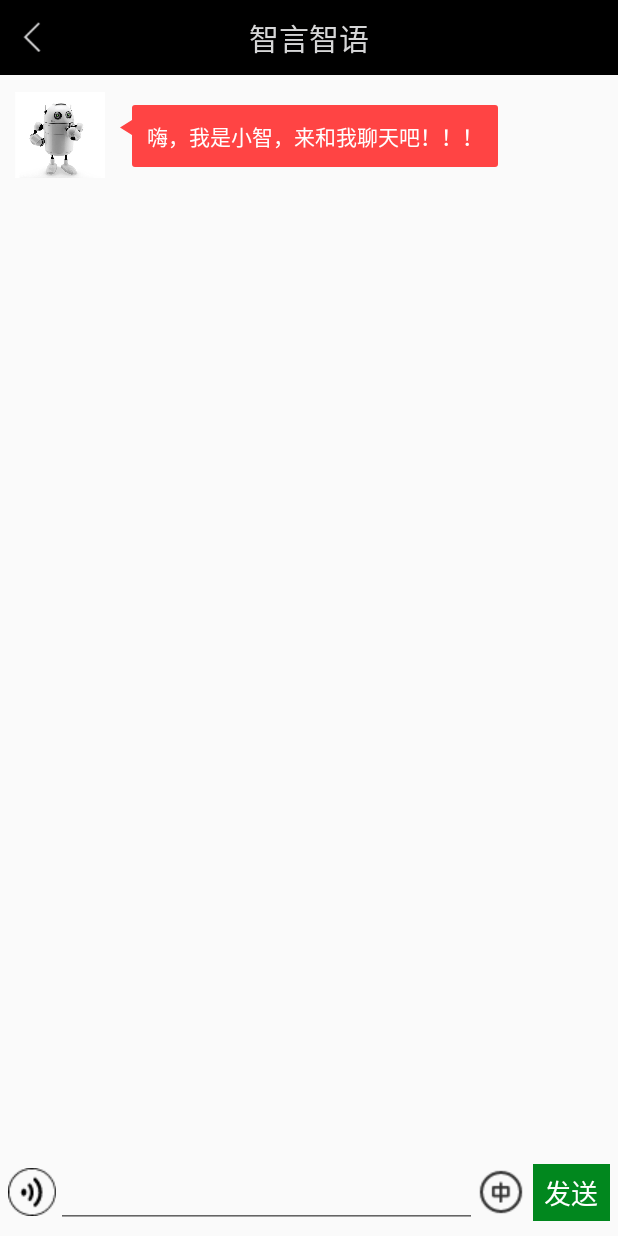
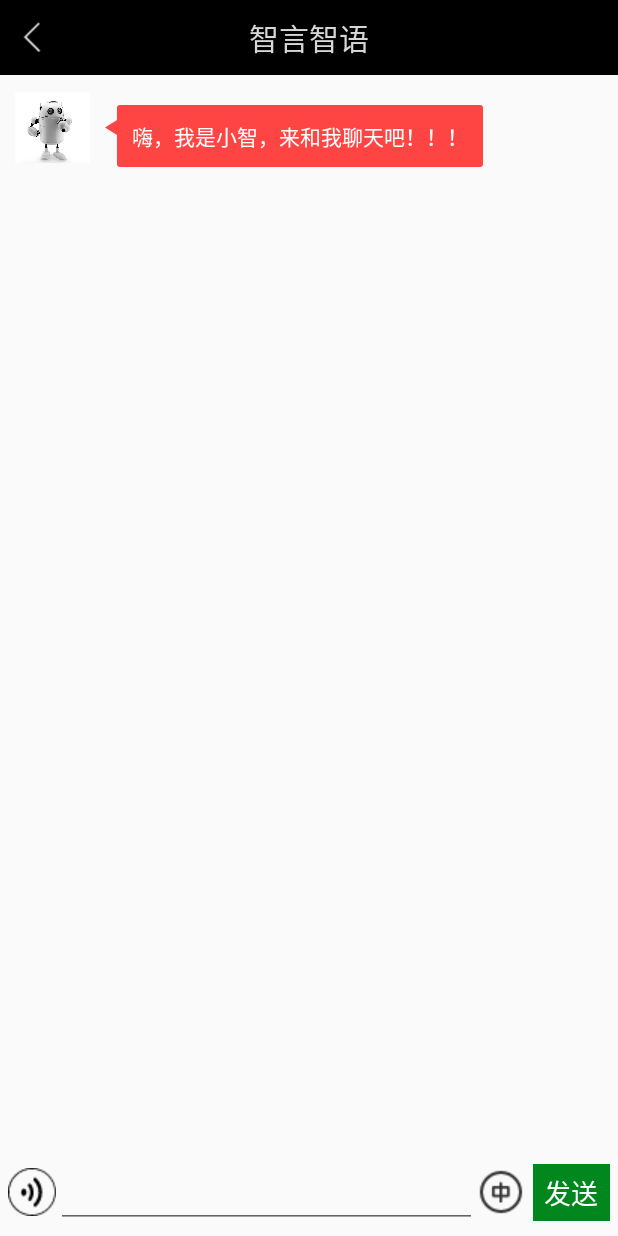
Before and after one commit to jakera123/SmartChat, an Android app: the MainActivity screen opened directly, with no data from a screen before it, after a tap on "我叫小智", on a phone screen of 412 x 824 dp. Run offline under Robolectric (Android 15) with nearby library versions, the light colour scheme and no system bars; our stand-ins replace CircleImageView; libraries missing offline, so code that uses them is left out: cn.jpush.im; 11 statements that could not run were skipped.

Commit message:
添加语音发送及接收功能

```diff
--- a/app/build.gradle
+++ b/app/build.gradle
@@ -4,7 +4,7 @@ android {
     compileSdkVersion 26
     defaultConfig {
         applicationId "com.example.jakera.smartchat"
-        minSdkVersion 24
+        minSdkVersion 22
         targetSdkVersion 26
         versionCode 1
         versionName "1.0"
--- a/app/src/main/java/com/example/jakera/smartchat/Activity/ChatActivity.java
+++ b/app/src/main/java/com/example/jakera/smartchat/Activity/ChatActivity.java
@@ -5,6 +5,7 @@ import android.content.Intent;
 import android.graphics.Bitmap;
 import android.graphics.BitmapFactory;
 import android.graphics.Color;
+import android.media.MediaPlayer;
 import android.os.Bundle;
 import android.support.annotation.Nullable;
 import android.support.v7.app.AppCompatActivity;
@@ -43,6 +44,7 @@ import com.youdao.sdk.ydtranslate.TranslateErrorCode;
 import com.youdao.sdk.ydtranslate.TranslateListener;
 
 import java.io.File;
+import java.io.FileNotFoundException;
 import java.io.IOException;
 import java.util.ArrayList;
 import java.util.List;
@@ -80,6 +82,7 @@ public class ChatActivity extends AppCompatActivity implements Callback, ItemCli
     private String TAG="ChatActivity";
 
     private RecyclerView recyclerView;
+    //防止在不同线程
     private List<BaseMessageEntry> datas;
     private ChatRecyclerViewAdapter adapter;
 
@@ -141,6 +144,21 @@ public class ChatActivity extends AppCompatActivity implements Callback, ItemCli
                 Log.i(TAG,filePath);
                 voiceMessageEntry.setUserName(JMessageClient.getMyInfo().getUserName());
                 voiceMessageEntry.setViewType(BaseMessageEntry.SENDMESSAGE);
+                try {
+                    Message voiceMessage = JMessageClient.createSingleVoiceMessage(friendUsername, null, new File(filePath), (int) seconds);
+                    voiceMessage.setOnSendCompleteCallback(new BasicCallback() {
+                        @Override
+                        public void gotResult(int i, String s) {
+                            if (i == 0) {
+                                Log.i(TAG, "发送语音成功");
+                            }
+                        }
+                    });
+                    JMessageClient.sendMessage(voiceMessage);
+
+                } catch (FileNotFoundException e) {
+                    e.printStackTrace();
+                }
                 datas.add(voiceMessageEntry);
                 adapter.notifyDataSetChanged();
                 recyclerView.scrollToPosition(datas.size()-1);
@@ -361,7 +379,7 @@ public class ChatActivity extends AppCompatActivity implements Callback, ItemCli
 
     //不同的Event接收不用的实体对象,同时在线
     public void onEvent(MessageEvent event) {
-        Message msg = event.getMessage();
+        final Message msg = event.getMessage();
         UserInfo freind = msg.getFromUser();
         String username_receiver = freind.getUserName();
         Log.i(TAG, "onEvent:接到事件");
@@ -400,9 +418,23 @@ public class ChatActivity extends AppCompatActivity implements Callback, ItemCli
                 break;
             case voice:
                 //处理语音消息
+//                voiceContent.getLocalPath();//语音文件本地地址
+//                voiceContent.getDuration();//语音文件时长
                 VoiceContent voiceContent = (VoiceContent) msg.getContent();
-                voiceContent.getLocalPath();//语音文件本地地址
-                voiceContent.getDuration();//语音文件时长
+                final VoiceMessageEntry voiceMessageEntry = new VoiceMessageEntry(voiceContent.getDuration(), voiceContent.getLocalPath());
+                Log.i(TAG, voiceContent.getLocalPath());
+                voiceMessageEntry.setUserName(friendUsername);
+                voiceMessageEntry.setViewType(BaseMessageEntry.RECEIVEMESSAGE);
+                runOnUiThread(new Runnable() {
+                    @Override
+                    public void run() {
+
+
+                        datas.add(voiceMessageEntry);
+                        adapter.notifyDataSetChanged();
+                        recyclerView.scrollToPosition(datas.size() - 1);
+                    }
+                });
                 break;
             case custom:
                 //处理自定义消息
--- a/app/src/main/java/com/example/jakera/smartchat/Adapter/ChatRecyclerViewAdapter.java
+++ b/app/src/main/java/com/example/jakera/smartchat/Adapter/ChatRecyclerViewAdapter.java
@@ -146,6 +146,7 @@ public class ChatRecyclerViewAdapter extends RecyclerView.Adapter {
                         }
                     });
 //                    tempHolder1.iv_portrait.setImageBitmap(tempMessage.getPortrait());
+                    tempLeftHolder.tv_recorder_time_left.setText((int) tempMessage.getTime() + "");
                     tempLeftHolder.iv_portrait.setTag(position);
                 }
         }
@@ -166,12 +167,14 @@ public class ChatRecyclerViewAdapter extends RecyclerView.Adapter {
         private ImageView iv_portrait;
         private BubbleTextView bubble_textview;
         private BubbleLinearLayout chat_left_bubble;
+        private TextView tv_recorder_time_left;
 
         public ChatMessageLeftViewHolder(View itemView) {
             super(itemView);
             iv_portrait=(ImageView)itemView.findViewById(R.id.iv_chat_left_portrait);
             bubble_textview=(BubbleTextView)itemView.findViewById(R.id.bubble_chat_tv_left);
             chat_left_bubble=(BubbleLinearLayout)itemView.findViewById(R.id.chat_left_bubble);
+            tv_recorder_time_left = (TextView) itemView.findViewById(R.id.id_recorder_time_left);
             //一定要记得加入这一句，才能成功实现监听
             itemView.setOnClickListener(this);
         }
--- a/app/src/main/java/com/example/jakera/smartchat/Utils/MediaManager.java
+++ b/app/src/main/java/com/example/jakera/smartchat/Utils/MediaManager.java
@@ -28,8 +28,8 @@ public class MediaManager {
             mMediaPlayer.reset();
         }
         try {
-            mMediaPlayer.setAudioStreamType(AudioManager.STREAM_MUSIC);
-            mMediaPlayer.setOnCompletionListener(onCompletionListener);
+//            mMediaPlayer.setAudioStreamType(AudioManager.STREAM_MUSIC);
+//            mMediaPlayer.setOnCompletionListener(onCompletionListener);
             mMediaPlayer.setDataSource(filePath);
             //一定要加入这句才能够正常地录音
             mMediaPlayer.prepare();
--- a/app/src/main/res/layout/chat_left_item.xml
+++ b/app/src/main/res/layout/chat_left_item.xml
@@ -6,8 +6,8 @@
     android:orientation="horizontal">
     <ImageView
         android:id="@+id/iv_chat_left_portrait"
-        android:layout_width="60dp"
-        android:layout_height="60dp"
+        android:layout_width="50dp"
+        android:layout_height="50dp"
         android:layout_margin="10dp"
         android:src="@drawable/robot_portrait"/>
     <com.example.jakera.smartchat.Views.BubbleTextView
@@ -32,7 +32,7 @@
         android:layout_width="100dp"
         android:layout_height="40dp"
         android:layout_marginTop="20dp"
-        app:bubbleColor="#04ca04"
+        app:bubbleColor="#ff4444"
         app:arrowLocation="left"
         app:arrowWidth="8dp"
         app:angle="5dp"
@@ -45,24 +45,24 @@
             android:layout_width="25dp"
             android:layout_height="25dp"
             android:background="@mipmap/chat_sound_left"
+            android:paddingVertical="10dp"
             android:layout_marginLeft="10dp"
             android:backgroundTint="#d2666466"
             android:layout_gravity="center_vertical"
 
             />
 
-        <TextView
-            android:id="@+id/id_recorder_time_left"
-            android:layout_width="wrap_content"
-            android:layout_height="wrap_content"
-            android:layout_gravity="center"
-            android:layout_marginLeft="10dp"
-            android:text=""
-            android:textColor="#ff777777"/>
 
     </com.example.jakera.smartchat.Views.BubbleLinearLayout>
 
-
+    <TextView
+        android:id="@+id/id_recorder_time_left"
+        android:layout_width="wrap_content"
+        android:layout_height="wrap_content"
+        android:layout_marginLeft="10dp"
+        android:layout_marginTop="30dp"
+        android:text=""
+        android:textColor="#ff777777" />
 
 
 </LinearLayout>
--- a/app/src/main/res/values/strings.xml
+++ b/app/src/main/res/values/strings.xml
@@ -66,7 +66,7 @@
     <string name="modify_success">恭喜你，修改成功</string>
 
     <string name="modify_nickname">修改昵称</string>
-    <string name="modify_signature">修改性别</string>
+    <string name="modify_signature">修改个性签名</string>
 
     <string name="myQR">我的二维码</string>
 
```
Also changed, not shown: app/src/main/java/com/example/jakera/smartchat/Activity/MainActivity.java (+8 -3 lines), app/src/main/java/com/example/jakera/smartchat/Fragment/UserInfoFragment.java (+7 -1 lines).
